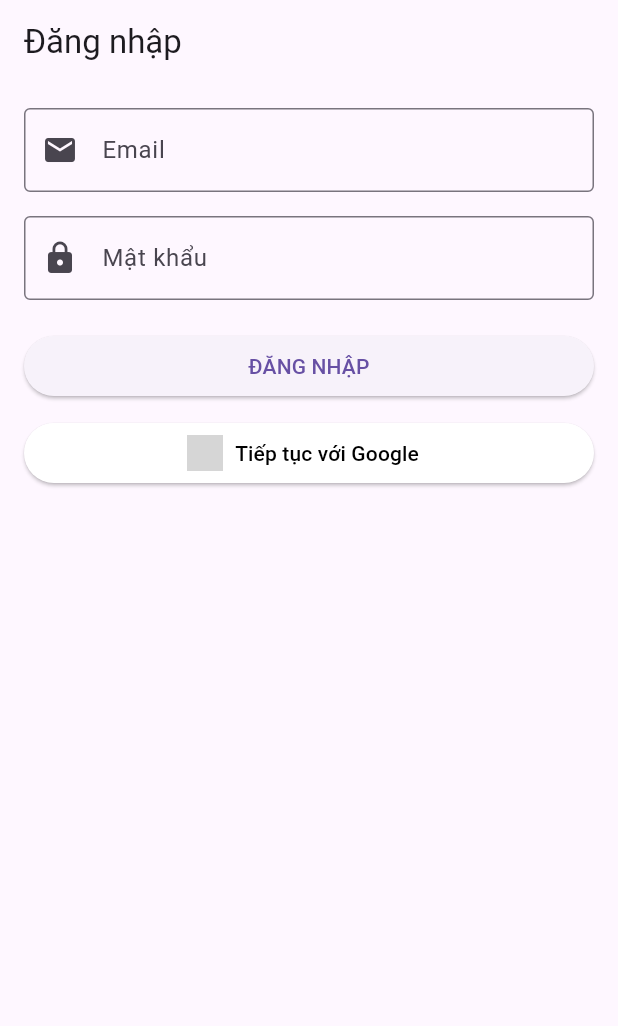
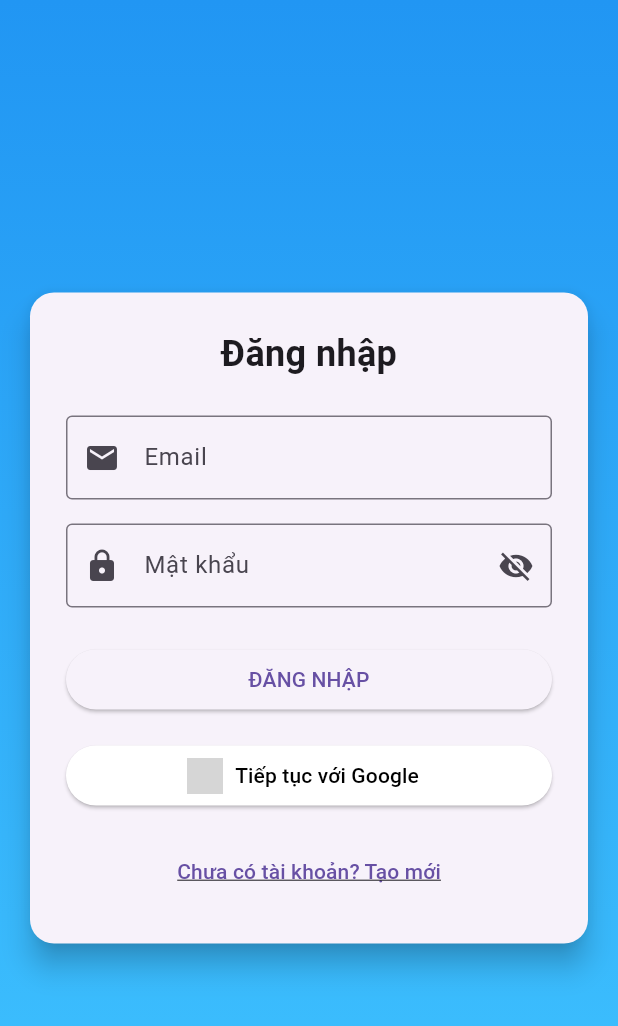
Before and after one commit to ttienzy/App-Chat, a Flutter app: the screen it shows after launch, on a phone screen of 412 x 824 dp. Shown: the top 1026 px of the screen. Run offline on Flutter 3.47's test engine with Material 3 defaults, Android fonts, the light colour scheme and no system bars; our stand-ins replace cloud_firestore, firebase_auth, firebase_core, go_router, google_sign_in; accounts and stored records are empty; network calls fail; grey boxes are pictures that could not be loaded.

Commit message:
new_topic

```diff
--- a/f1/lib/routers/app_router.dart
+++ b/f1/lib/routers/app_router.dart
@@ -1,5 +1,4 @@
 import 'package:f1/screens/dashboard_screen.dart';
-import 'package:f1/widgets/chatroom_screen.dart';
 import 'package:flutter/material.dart';
 import 'package:go_router/go_router.dart';
 import 'package:f1/auth/auth_notifier.dart';
@@ -28,7 +27,7 @@ GoRouter configureRouter(AuthNotifier authNotifier) {
       GoRoute(
         path: '/',
         pageBuilder:
-            (context, state) => const MaterialPage(child: ChatRoomScreen()),
+            (context, state) => const MaterialPage(child: DashboardPage()),
       ),
     ],
   );
--- a/f1/lib/widgets/login.dart
+++ b/f1/lib/widgets/login.dart
@@ -3,6 +3,7 @@ import 'package:firebase_auth/firebase_auth.dart';
 import 'package:flutter/services.dart';
 import 'package:google_sign_in/google_sign_in.dart';
 import 'package:f1/services/user_services.dart';
+import 'package:f1/widgets/register_account.dart';
 
 class LoginForm extends StatefulWidget {
   const LoginForm({super.key});
@@ -17,10 +18,14 @@ class _LoginFormState extends State<LoginForm> {
   final FirebaseAuth _auth = FirebaseAuth.instance;
   final _formKey = GlobalKey<FormState>();
   bool _isLoading = false;
+  bool _isPasswordVisible = false; // Biến để bật/tắt hiển thị mật khẩu
   final _userService = FirestoreService();
   final GoogleSignIn _googleSignIn = GoogleSignIn(
-    // serverClientId:
-    //     '755419252191-6mkbbujpg430bmalpe4mpeqgof4vjodu.apps.googleusercontent.com',
+    scopes: ['email', 'profile'],
+    signInOption: SignInOption.standard,
+    hostedDomain: '',
+    clientId:
+        '755419252191-6mkbbujpg430bmalpe4mpeqgof4vjodu.apps.googleusercontent.com',
   );
 
   Future<void> _signInWithEmailPassword() async {
@@ -41,14 +46,15 @@ class _LoginFormState extends State<LoginForm> {
       );
     } on FirebaseAuthException catch (e) {
       String message = 'Đã xảy ra lỗi';
-      if (e.code == 'invalid-email')
+      if (e.code == 'invalid-email') {
         message = 'Email không hợp lệ';
-      else if (e.code == 'user-disabled')
+      } else if (e.code == 'user-disabled') {
         message = 'Tài khoản bị vô hiệu hóa';
-      else if (e.code == 'user-not-found')
+      } else if (e.code == 'user-not-found') {
         message = 'Không tìm thấy người dùng';
-      else if (e.code == 'wrong-password')
+      } else if (e.code == 'wrong-password') {
         message = 'Mật khẩu không đúng';
+      }
 
       if (mounted) {
         ScaffoldMessenger.of(
@@ -62,7 +68,6 @@ class _LoginFormState extends State<LoginForm> {
 
   Future<void> _signInWithGoogle() async {
     try {
-      // Khởi tạo GoogleSignIn với config
       final GoogleSignInAccount? googleUser = await _googleSignIn.signIn();
 
       if (googleUser == null) {
@@ -70,22 +75,19 @@ class _LoginFormState extends State<LoginForm> {
         return;
       }
 
-      // Xử lý authentication
       final GoogleSignInAuthentication googleAuth =
           await googleUser.authentication;
 
-      // Tạo credential với cả ID token và access token
       final AuthCredential credential = GoogleAuthProvider.credential(
         idToken: googleAuth.idToken,
         accessToken: googleAuth.accessToken,
       );
-      // Đăng nhập Firebase
+
       final UserCredential userCredential = await _auth.signInWithCredential(
         credential,
       );
-      // Kiểm tra đăng nhập thành công
+
       if (userCredential.user != null && mounted) {
-        // Lưu thông tin user vào Firestore
         await _userService.saveUserToFirestore(userCredential.user!);
         showSuccessSnackbar('Đăng nhập thành công!');
       }
@@ -127,6 +129,14 @@ class _LoginFormState extends State<LoginForm> {
     );
   }
 
+  // Điều hướng đến màn hình tạo tài khoản
+  void _navigateToCreateAccount() {
+    Navigator.push(
+      context,
+      MaterialPageRoute(builder: (context) => const RegisterAccount()),
+    );
+  }
+
   @override
   void dispose() {
     _emailController.dispose();
@@ -137,13 +147,38 @@ class _LoginFormState extends State<LoginForm> {
   @override
   Widget build(BuildContext context) {
     return Scaffold(
-      appBar: AppBar(title: const Text("Đăng nhập")),
-      body: Padding(
+      // Tạo background gradient cho giao diện
+      body: Container(
+        decoration: const BoxDecoration(
+          gradient: LinearGradient(
+            colors: [Colors.blue, Colors.lightBlueAccent],
+            begin: Alignment.topCenter,
+            end: Alignment.bottomCenter,
+          ),
+        ),
+        child: Center(
+          child: SingleChildScrollView(
             padding: const EdgeInsets.all(16.0),
+            child: Card(
+              elevation: 8,
+              shape: RoundedRectangleBorder(
+                borderRadius: BorderRadius.circular(16),
+              ),
+              child: Padding(
+                padding: const EdgeInsets.all(24.0),
                 child: Form(
                   key: _formKey,
                   child: Column(
+                    mainAxisSize: MainAxisSize.min,
                     children: [
+                      const Text(
+                        "Đăng nhập",
+                        style: TextStyle(
+                          fontSize: 24,
+                          fontWeight: FontWeight.bold,
+                        ),
+                      ),
+                      const SizedBox(height: 24),
                       TextFormField(
                         controller: _emailController,
                         decoration: const InputDecoration(
@@ -165,12 +200,24 @@ class _LoginFormState extends State<LoginForm> {
                       const SizedBox(height: 16),
                       TextFormField(
                         controller: _passwordController,
-                decoration: const InputDecoration(
+                        decoration: InputDecoration(
                           labelText: "Mật khẩu",
-                  border: OutlineInputBorder(),
-                  prefixIcon: Icon(Icons.lock),
+                          border: const OutlineInputBorder(),
+                          prefixIcon: const Icon(Icons.lock),
+                          suffixIcon: IconButton(
+                            icon: Icon(
+                              _isPasswordVisible
+                                  ? Icons.visibility
+                                  : Icons.visibility_off,
                             ),
-                obscureText: true,
+                            onPressed: () {
+                              setState(() {
+                                _isPasswordVisible = !_isPasswordVisible;
+                              });
+                            },
+                          ),
+                        ),
+                        obscureText: !_isPasswordVisible,
                         validator: (value) {
                           if (value == null || value.isEmpty) {
                             return 'Vui lòng nhập mật khẩu';
@@ -181,15 +228,21 @@ class _LoginFormState extends State<LoginForm> {
                           return null;
                         },
                       ),
-              const SizedBox(height: 20),
+                      const SizedBox(height: 24),
                       SizedBox(
                         width: double.infinity,
                         child: ElevatedButton(
-                  onPressed: _isLoading ? null : _signInWithEmailPassword,
-                  child: const Text("ĐĂNG NHẬP"),
+                          onPressed:
+                              _isLoading ? null : _signInWithEmailPassword,
+                          child:
+                              _isLoading
+                                  ? const CircularProgressIndicator(
+                                    color: Colors.white,
+                                  )
+                                  : const Text("ĐĂNG NHẬP"),
                         ),
                       ),
-              const SizedBox(height: 10),
+                      const SizedBox(height: 16),
                       SizedBox(
                         width: double.infinity,
                         child: ElevatedButton.icon(
@@ -202,16 +255,26 @@ class _LoginFormState extends State<LoginForm> {
                             'https://cdn-icons-png.flaticon.com/512/2991/2991148.png',
                             height: 24,
                             width: 24,
+                            scale: 1,
                           ),
                           label: const Text("Tiếp tục với Google"),
                         ),
                       ),
-              if (_isLoading)
-                const Padding(
-                  padding: EdgeInsets.only(top: 20),
-                  child: CircularProgressIndicator(),
+                      const SizedBox(height: 16),
+                      TextButton(
+                        onPressed: _navigateToCreateAccount,
+                        child: const Text(
+                          "Chưa có tài khoản? Tạo mới",
+                          style: TextStyle(
+                            decoration: TextDecoration.underline,
+                          ),
+                        ),
                       ),
                     ],
+                  ),
+                ),
+              ),
+            ),
           ),
         ),
       ),
```
Also changed, not shown: f1/lib/screens/dashboard_screen.dart (+13 -6 lines), f1/lib/services/user_services.dart (+26 -2 lines), f1/lib/widgets/chatroom_screen.dart (deleted, +0 -27 lines), f1/lib/widgets/register_account.dart (added, +191 -0 lines), f1/pubspec.lock, 3 other files. Lines whose indentation alone changed are shown as unchanged.
